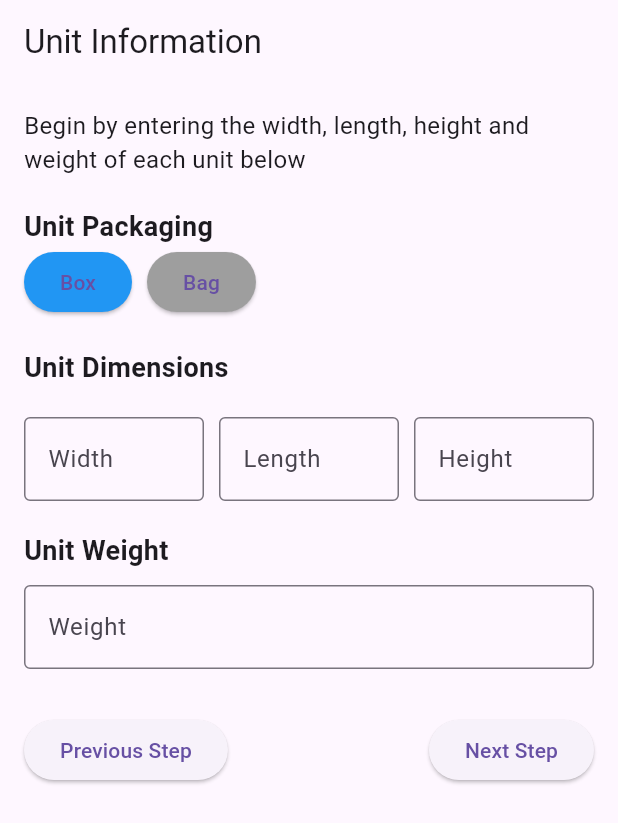
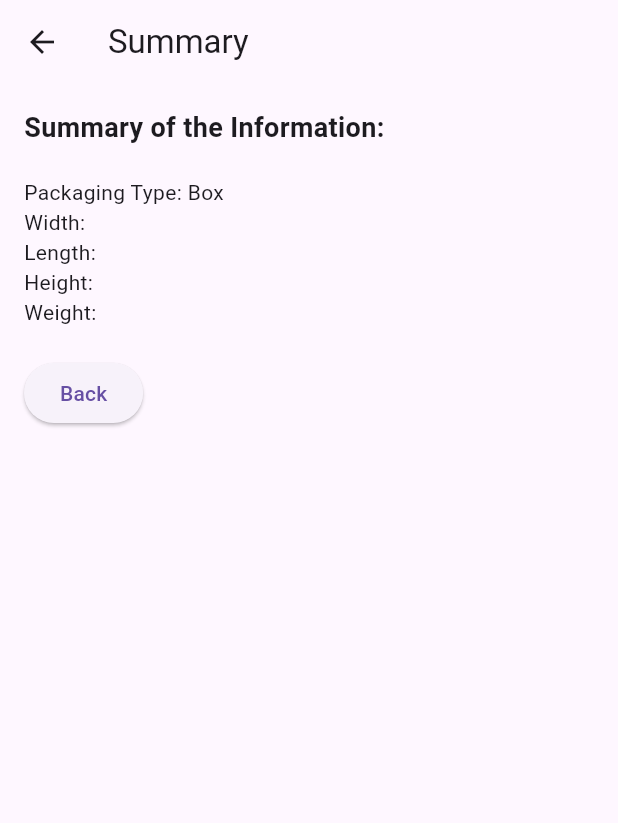
Before and after one commit to emrrenn/Flutter_Desktop, a Flutter app: the screen it shows after launch, after a tap on "Next Step", on a phone screen of 412 x 824 dp. Shown: the top 823 px of the screen. Run offline on Flutter 3.47's test engine with Material 3 defaults, Android fonts, the phone set to English and light mode, and no system bars.

Commit message:
Added new page to display saved values

```diff
--- a/lib/main.dart
+++ b/lib/main.dart
@@ -156,12 +156,19 @@
                       String height = heightController.text;
                       String weight = weightController.text;
 
-                      //Konsola Yazdirma
-                      print("Selected Packaging: $selectedPackaging");
-                      print("Width: $width");
-                      print("Length: $length");
-                      print("Height: $height");
-                      print("Weight: $weight");
+                      //Yeni sayfaya gec
+                      Navigator.push(
+                        context,
+                        MaterialPageRoute(
+                          builder: (context) => SummaryPage(
+                            packaging: selectedPackaging,
+                            width: width,
+                            length: length,
+                            height: height,
+                            weight: weight
+                          ),
+                        ),
+                      );
                     },
                     child: const Text('Next Step'),
                   ),
@@ -173,3 +180,54 @@
     );
   }
 }
+
+class SummaryPage extends StatelessWidget {
+  final String packaging;
+  final String width;
+  final String length;
+  final String height;
+  final String weight;
+
+  const SummaryPage({
+    super.key,
+    required this.packaging,
+    required this.width,
+    required this.length,
+    required this.height,
+    required this.weight,
+  });
+
+  @override
+  Widget build(BuildContext context) {
+    return Scaffold(
+      appBar: AppBar(
+        title: const Text('Summary'),
+      ),
+      body: Padding(
+        padding: const EdgeInsets.all(16.0),
+        child: Column(
+          crossAxisAlignment: CrossAxisAlignment.start,
+          children: [
+            const Text(
+              'Summary of the Information:',
+              style: TextStyle(fontSize: 18.0, fontWeight: FontWeight.bold),
+            ),
+            const SizedBox(height: 20),
+            Text('Packaging Type: $packaging'),
+            Text('Width: $width'),
+            Text('Length: $length'),
+            Text('Height: $height'),
+            Text('Weight: $weight'),
+            const SizedBox(height: 20),
+            ElevatedButton(
+              onPressed: () {
+                Navigator.pop(context);
+              },
+              child: const Text('Back'),
+            ),
+          ],
+        ),
+      ),
+    );
+  }
+}
```
